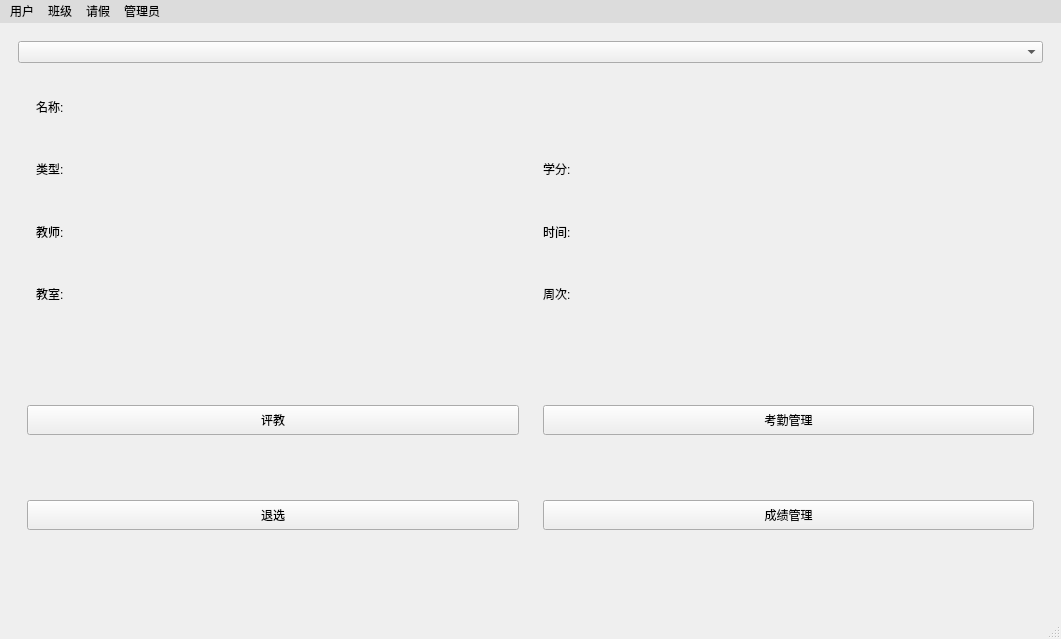
Old version of the form mainwindow.ui in the repository MisakiFx/zeus.
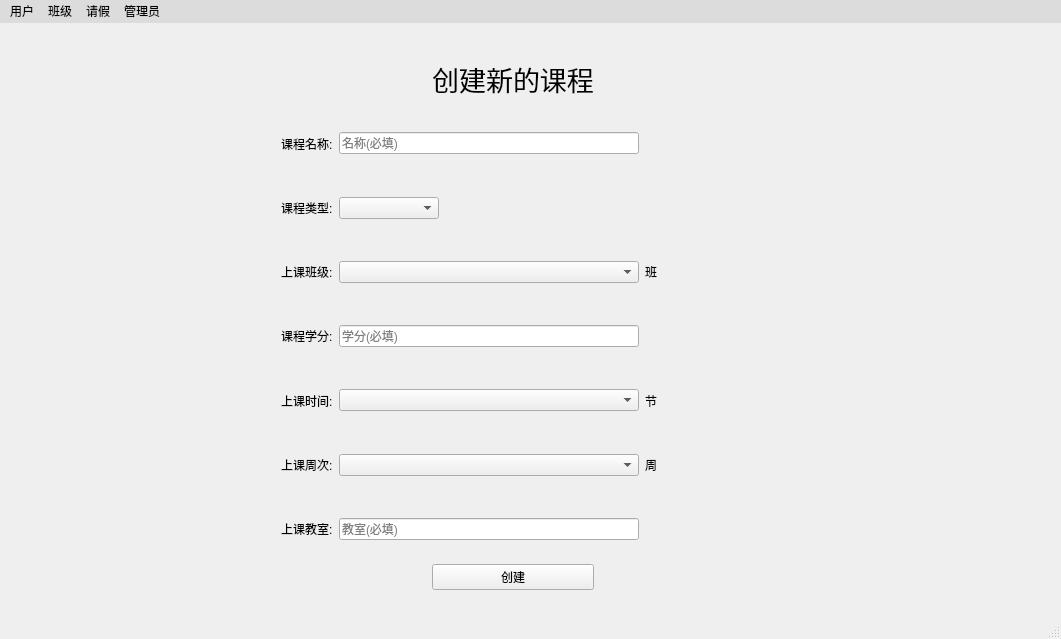
New version of the form.

What changed in the file:
```diff
--- a/mainwindow.ui
+++ b/mainwindow.ui
@@ -18,7 +18,7 @@
     <item>
      <widget class="QStackedWidget" name="stackedWidget">
       <property name="currentIndex">
-       <number>1</number>
+       <number>2</number>
       </property>
       <widget class="QWidget" name="pageUserInfo">
        <layout class="QGridLayout" name="gridLayout">
@@ -259,24 +259,30 @@
       </widget>
       <widget class="QWidget" name="pageMyClass">
        <layout class="QGridLayout" name="gridLayout_4">
-        <item row="2" column="1">
-         <widget class="QWidget" name="widget_3" native="true">
-          <layout class="QVBoxLayout" name="verticalLayout_2">
+        <item row="0" column="0" colspan="2">
+         <widget class="QWidget" name="widget_10" native="true">
+          <property name="maximumSize">
+           <size>
+            <width>16777215</width>
+            <height>50</height>
+           </size>
+          </property>
+          <layout class="QHBoxLayout" name="horizontalLayout_37">
            <item>
-            <widget class="QPushButton" name="pushButtonCauseCheck">
-             <property name="minimumSize">
+            <spacer name="horizontalSpacer_22">
+             <property name="orientation">
+              <enum>Qt::Horizontal</enum>
+             </property>
+             <property name="sizeHint" stdset="0">
               <size>
                <width>100</width>
                <height>30</height>
               </size>
              </property>
-             <property name="text">
-              <string>考勤管理</string>
-             </property>
-            </widget>
+            </spacer>
            </item>
            <item>
-            <widget class="QPushButton" name="pushButtonGrade">
+            <widget class="QLabel" name="labelCauseNameTitle_4">
              <property name="minimumSize">
               <size>
                <width>100</width>
@@ -291,7 +297,10 @@
           </layout>
          </widget>
         </item>
-        <item row="1" column="0" colspan="2">
+        <item row="1" column="1">
+         <widget class="QComboBox" name="comboMyClass"/>
+        </item>
+        <item row="2" column="0" colspan="2">
          <widget class="QWidget" name="widget_2" native="true">
           <layout class="QGridLayout" name="gridLayout_3">
            <item row="0" column="0">
@@ -563,10 +572,7 @@
           </layout>
          </widget>
         </item>
-        <item row="0" column="0" colspan="2">
-         <widget class="QComboBox" name="comboMyClass"/>
-        </item>
-        <item row="2" column="0">
+        <item row="3" column="0">
          <widget class="QWidget" name="widget_4" native="true">
           <property name="minimumSize">
            <size>
@@ -603,6 +609,620 @@
            </item>
           </layout>
          </widget>
+        </item>
+        <item row="3" column="1">
+         <widget class="QWidget" name="widget_3" native="true">
+          <layout class="QGridLayout" name="gridLayout_2">
+           <item row="0" column="0">
+            <widget class="QPushButton" name="pushButtonCauseCheck">
+             <property name="minimumSize">
+              <size>
+               <width>100</width>
+               <height>30</height>
+              </size>
+             </property>
+             <property name="text">
+              <string>考勤管理</string>
+             </property>
+            </widget>
+           </item>
+           <item row="1" column="0">
+            <widget class="QPushButton" name="pushButtonCauseCheckHistory">
+             <property name="minimumSize">
+              <size>
+               <width>100</width>
+               <height>30</height>
+              </size>
+             </property>
+             <property name="text">
+              <string>历史缺勤</string>
+             </property>
+            </widget>
+           </item>
+           <item row="2" column="0">
+            <widget class="QPushButton" name="pushButtonGrade">
+             <property name="minimumSize">
+              <size>
+               <width>100</width>
+               <height>30</height>
+              </size>
+             </property>
+             <property name="text">
+              <string>成绩管理</string>
+             </property>
+            </widget>
+           </item>
+          </layout>
+         </widget>
+        </item>
+       </layout>
+      </widget>
+      <widget class="QWidget" name="pageCreateClass">
+       <layout class="QGridLayout" name="gridLayout_10">
+        <item row="0" column="0">
+         <spacer name="horizontalSpacer_17">
+          <property name="orientation">
+           <enum>Qt::Horizontal</enum>
+          </property>
+          <property name="sizeHint" stdset="0">
+           <size>
+            <width>233</width>
+            <height>20</height>
+           </size>
+          </property>
+         </spacer>
+        </item>
+        <item row="0" column="1" rowspan="2">
+         <widget class="QWidget" name="widget_9" native="true">
+          <layout class="QGridLayout" name="gridLayout_9">
+           <item row="0" column="0">
+            <spacer name="horizontalSpacer_15">
+             <property name="orientation">
+              <enum>Qt::Horizontal</enum>
+             </property>
+             <property name="sizeHint" stdset="0">
+              <size>
+               <width>154</width>
+               <height>20</height>
+              </size>
+             </property>
+            </spacer>
+           </item>
+           <item row="0" column="1">
+            <widget class="QLabel" name="labelCauseNameTitle_3">
+             <property name="minimumSize">
+              <size>
+               <width>0</width>
+               <height>0</height>
+              </size>
+             </property>
+             <property name="maximumSize">
+              <size>
+               <width>200</width>
+               <height>16777215</height>
+              </size>
+             </property>
+             <property name="font">
+              <font>
+               <pointsize>20</pointsize>
+              </font>
+             </property>
+             <property name="text">
+              <string>创建新的课程</string>
+             </property>
+             <property name="alignment">
+              <set>Qt::AlignCenter</set>
+             </property>
+            </widget>
+           </item>
+           <item row="0" column="2">
+            <spacer name="horizontalSpacer_16">
+             <property name="orientation">
+              <enum>Qt::Horizontal</enum>
+             </property>
+             <property name="sizeHint" stdset="0">
+              <size>
+               <width>190</width>
+               <height>20</height>
+              </size>
+             </property>
+            </spacer>
+           </item>
+           <item row="1" column="0" colspan="3">
+            <widget class="QWidget" name="widgetId_9" native="true">
+             <property name="minimumSize">
+              <size>
+               <width>250</width>
+               <height>50</height>
+              </size>
+             </property>
+             <layout class="QHBoxLayout" name="horizontalLayout_13">
+              <item>
+               <widget class="QLabel" name="labelCreateCauseNameTitle">
+                <property name="minimumSize">
+                 <size>
+                  <width>0</width>
+                  <height>0</height>
+                 </size>
+                </property>
+                <property name="maximumSize">
+                 <size>
+                  <width>70</width>
+                  <height>16777215</height>
+                 </size>
+                </property>
+                <property name="text">
+                 <string>课程名称:</string>
+                </property>
+               </widget>
+              </item>
+              <item>
+               <widget class="QLineEdit" name="lineEditCreateCauseNameContent">
+                <property name="minimumSize">
+                 <size>
+                  <width>300</width>
+                  <height>0</height>
+                 </size>
+                </property>
+                <property name="placeholderText">
+                 <string>名称(必填)</string>
+                </property>
+               </widget>
+              </item>
+              <item>
+               <spacer name="horizontalSpacer_4">
+                <property name="orientation">
+                 <enum>Qt::Horizontal</enum>
+                </property>
+                <property name="sizeHint" stdset="0">
+                 <size>
+                  <width>40</width>
+                  <height>20</height>
+                 </size>
+                </property>
+               </spacer>
+              </item>
+             </layout>
+            </widget>
+           </item>
+           <item row="2" column="0" colspan="2">
+            <widget class="QWidget" name="widgetId_11" native="true">
+             <property name="minimumSize">
+              <size>
+               <width>250</width>
+               <height>50</height>
+              </size>
+             </property>
+             <layout class="QHBoxLayout" name="horizontalLayout_15">
+              <property name="sizeConstraint">
+               <enum>QLayout::SetDefaultConstraint</enum>
+              </property>
+              <item>
+               <widget class="QLabel" name="labelCreateCauseTypeTitle">
+                <property name="minimumSize">
+                 <size>
+                  <width>0</width>
+                  <height>0</height>
+                 </size>
+                </property>
+                <property name="maximumSize">
+                 <size>
+                  <width>70</width>
+                  <height>16777215</height>
+                 </size>
+                </property>
+                <property name="text">
+                 <string>课程类型:</string>
+                </property>
+               </widget>
+              </item>
+              <item>
+               <widget class="QComboBox" name="comboCreateCauseType">
+                <property name="minimumSize">
+                 <size>
+                  <width>100</width>
+                  <height>0</height>
+                 </size>
+                </property>
+                <property name="maximumSize">
+                 <size>
+                  <width>100</width>
+                  <height>16777215</height>
+                 </size>
+                </property>
+               </widget>
+              </item>
+              <item>
+               <spacer name="horizontalSpacer_3">
+                <property name="orientation">
+                 <enum>Qt::Horizontal</enum>
+                </property>
+                <property name="sizeHint" stdset="0">
+                 <size>
+                  <width>40</width>
+                  <height>20</height>
+                 </size>
+                </property>
+               </spacer>
+              </item>
+             </layout>
+            </widget>
+           </item>
+           <item row="3" column="0" colspan="3">
+            <widget class="QWidget" name="layoutCreateCauseClass" native="true">
+             <property name="enabled">
+              <bool>true</bool>
+             </property>
+             <property name="minimumSize">
+              <size>
+               <width>250</width>
+               <height>50</height>
+              </size>
+             </property>
+             <layout class="QHBoxLayout" name="horizontalLayout_36">
+              <property name="sizeConstraint">
+               <enum>QLayout::SetDefaultConstraint</enum>
+              </property>
+              <item>
+               <widget class="QLabel" name="labelCreateCauseClassTitle">
+                <property name="minimumSize">
+                 <size>
+                  <width>0</width>
+                  <height>0</height>
+                 </size>
+                </property>
+                <property name="maximumSize">
+                 <size>
+                  <width>70</width>
+                  <height>16777215</height>
+                 </size>
+                </property>
+                <property name="text">
+                 <string>上课班级:</string>
+                </property>
+               </widget>
+              </item>
+              <item>
+               <widget class="QComboBox" name="comboCreateCauseClass">
+                <property name="minimumSize">
+                 <size>
+                  <width>300</width>
+                  <height>0</height>
+                 </size>
+                </property>
+                <property name="maximumSize">
+                 <size>
+                  <width>100</width>
+                  <height>16777215</height>
+                 </size>
+                </property>
+               </widget>
+              </item>
+              <item>
+               <widget class="QLabel" name="label_5">
+                <property name="text">
+                 <string>班</string>
+                </property>
+               </widget>
+              </item>
+              <item>
+               <spacer name="horizontalSpacer_19">
+                <property name="orientation">
+                 <enum>Qt::Horizontal</enum>
+                </property>
+                <property name="sizeHint" stdset="0">
+                 <size>
+                  <width>40</width>
+                  <height>20</height>
+                 </size>
+                </property>
+               </spacer>
+              </item>
+             </layout>
+            </widget>
+           </item>
+           <item row="4" column="0" colspan="3">
+            <widget class="QWidget" name="widgetId_12" native="true">
+             <property name="minimumSize">
+              <size>
+               <width>250</width>
+               <height>50</height>
+              </size>
+             </property>
+             <layout class="QHBoxLayout" name="horizontalLayout_16">
+              <item>
+               <widget class="QLabel" name="labelCreateCauseScoreTitle">
+                <property name="minimumSize">
+                 <size>
+                  <width>0</width>
+                  <height>0</height>
+                 </size>
+                </property>
+                <property name="maximumSize">
+                 <size>
+                  <width>70</width>
+                  <height>16777215</height>
+                 </size>
+                </property>
+                <property name="text">
+                 <string>课程学分:</string>
+                </property>
+               </widget>
+              </item>
+              <item>
+               <widget class="QLineEdit" name="lineEditCreateCauseScoreContent">
+                <property name="minimumSize">
+                 <size>
+                  <width>300</width>
+                  <height>0</height>
+                 </size>
+                </property>
+                <property name="placeholderText">
+                 <string>学分(必填)</string>
+                </property>
+               </widget>
+              </item>
+              <item>
+               <spacer name="horizontalSpacer_6">
+                <property name="orientation">
+                 <enum>Qt::Horizontal</enum>
+                </property>
+                <property name="sizeHint" stdset="0">
+                 <size>
+                  <width>40</width>
+                  <height>20</height>
+                 </size>
+                </property>
+               </spacer>
+              </item>
+             </layout>
+            </widget>
+           </item>
+           <item row="5" column="0" colspan="3">
+            <widget class="QWidget" name="widgetId_25" native="true">
+             <property name="minimumSize">
+              <size>
+               <width>250</width>
+               <height>50</height>
+              </size>
+             </property>
+             <layout class="QHBoxLayout" name="horizontalLayout_33">
+              <property name="sizeConstraint">
+               <enum>QLayout::SetDefaultConstraint</enum>
+              </property>
+              <item>
+               <widget class="QLabel" name="labelCreateCauseTimeTitle">
+                <property name="minimumSize">
+                 <size>
+                  <width>0</width>
+                  <height>0</height>
+                 </size>
+                </property>
+                <property name="maximumSize">
+                 <size>
+                  <width>70</width>
+                  <height>16777215</height>
+                 </size>
+                </property>
+                <property name="text">
+                 <string>上课时间:</string>
+                </property>
+               </widget>
+              </item>
+              <item>
+               <widget class="QComboBox" name="comboCreateCauseTime">
+                <property name="minimumSize">
+                 <size>
+                  <width>300</width>
+                  <height>0</height>
+                 </size>
+                </property>
+                <property name="maximumSize">
+                 <size>
+                  <width>100</width>
+                  <height>16777215</height>
+                 </size>
+                </property>
+               </widget>
+              </item>
+              <item>
+               <widget class="QLabel" name="label_4">
+                <property name="text">
+                 <string>节</string>
+                </property>
+               </widget>
+              </item>
+              <item>
+               <spacer name="horizontalSpacer_13">
+                <property name="orientation">
+                 <enum>Qt::Horizontal</enum>
+                </property>
+                <property name="sizeHint" stdset="0">
+                 <size>
+                  <width>40</width>
+                  <height>20</height>
+                 </size>
+                </property>
+               </spacer>
+              </item>
+             </layout>
+            </widget>
+           </item>
+           <item row="6" column="0" colspan="3">
+            <widget class="QWidget" name="widgetId_26" native="true">
+             <property name="minimumSize">
+              <size>
+               <width>250</width>
+               <height>50</height>
+              </size>
+             </property>
+             <layout class="QHBoxLayout" name="horizontalLayout_34">
+              <property name="sizeConstraint">
+               <enum>QLayout::SetDefaultConstraint</enum>
+              </property>
+              <item>
+               <widget class="QLabel" name="labelCreateCauseWeekTitle">
+                <property name="minimumSize">
+                 <size>
+                  <width>0</width>
+                  <height>0</height>
+                 </size>
+                </property>
+                <property name="maximumSize">
+                 <size>
+                  <width>70</width>
+                  <height>16777215</height>
+                 </size>
+                </property>
+                <property name="text">
+                 <string>上课周次:</string>
+                </property>
+               </widget>
+              </item>
+              <item>
+               <widget class="QComboBox" name="comboCreateCauseWeek">
+                <property name="minimumSize">
+                 <size>
+                  <width>300</width>
+                  <height>0</height>
+                 </size>
+                </property>
+                <property name="maximumSize">
+                 <size>
+                  <width>100</width>
+                  <height>16777215</height>
+                 </size>
+                </property>
+               </widget>
+              </item>
+              <item>
+               <widget class="QLabel" name="label_3">
+                <property name="text">
+                 <string>周</string>
+                </property>
+               </widget>
+              </item>
+              <item>
+               <spacer name="horizontalSpacer_14">
+                <property name="orientation">
+                 <enum>Qt::Horizontal</enum>
+                </property>
+                <property name="sizeHint" stdset="0">
+                 <size>
+                  <width>40</width>
+                  <height>20</height>
+                 </size>
+                </property>
+               </spacer>
+              </item>
+             </layout>
+            </widget>
+           </item>
+           <item row="7" column="0" colspan="3">
+            <widget class="QWidget" name="widgetId_10" native="true">
+             <property name="minimumSize">
+              <size>
+               <width>250</width>
+               <height>50</height>
+              </size>
+             </property>
+             <layout class="QHBoxLayout" name="horizontalLayout_14">
+              <item>
+               <widget class="QLabel" name="labelCreateCauseClassroomTitle">
+                <property name="minimumSize">
+                 <size>
+                  <width>0</width>
+                  <height>0</height>
+                 </size>
+                </property>
+                <property name="maximumSize">
+                 <size>
+                  <width>70</width>
+                  <height>16777215</height>
+                 </size>
+                </property>
+                <property name="text">
+                 <string>上课教室:</string>
+                </property>
+               </widget>
+              </item>
+              <item>
+               <widget class="QLineEdit" name="lineEditCreateCauseClassroomContent">
+                <property name="minimumSize">
+                 <size>
+                  <width>300</width>
+                  <height>0</height>
+                 </size>
+                </property>
+                <property name="placeholderText">
+                 <string>教室(必填)</string>
+                </property>
+               </widget>
+              </item>
+              <item>
+               <spacer name="horizontalSpacer_5">
+                <property name="orientation">
+                 <enum>Qt::Horizontal</enum>
+                </property>
+                <property name="sizeHint" stdset="0">
+                 <size>
+                  <width>40</width>
+                  <height>20</height>
+                 </size>
+                </property>
+               </spacer>
+              </item>
+             </layout>
+            </widget>
+           </item>
+           <item row="8" column="0">
+            <spacer name="horizontalSpacer_20">
+             <property name="orientation">
+              <enum>Qt::Horizontal</enum>
+             </property>
+             <property name="sizeHint" stdset="0">
+              <size>
+               <width>154</width>
+               <height>20</height>
+              </size>
+             </property>
+            </spacer>
+           </item>
+           <item row="8" column="1">
+            <widget class="QPushButton" name="pushButtonSubbmit">
+             <property name="text">
+              <string>创建</string>
+             </property>
+            </widget>
+           </item>
+           <item row="8" column="2">
+            <spacer name="horizontalSpacer_21">
+             <property name="orientation">
+              <enum>Qt::Horizontal</enum>
+             </property>
+             <property name="sizeHint" stdset="0">
+              <size>
+               <width>190</width>
+               <height>20</height>
+              </size>
+             </property>
+            </spacer>
+           </item>
+          </layout>
+         </widget>
+        </item>
+        <item row="1" column="2">
+         <spacer name="horizontalSpacer_18">
+          <property name="orientation">
+           <enum>Qt::Horizontal</enum>
+          </property>
+          <property name="sizeHint" stdset="0">
+           <size>
+            <width>232</width>
+            <height>20</height>
+           </size>
+          </property>
+         </spacer>
         </item>
        </layout>
       </widget>
```
Left out of the diff: 39 changed lines with no effect on the pictures.
